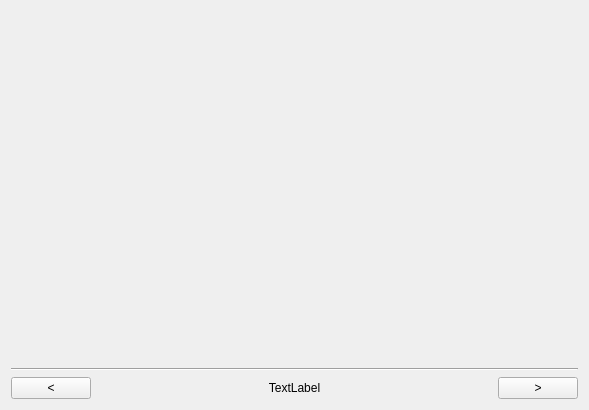
Above: Code/Mantid/MantidQt/CustomInterfaces/inc/MantidQtCustomInterfaces/Muon/ALCInterface.ui from mantidproject/mantid before the change. Below: the same form after it.
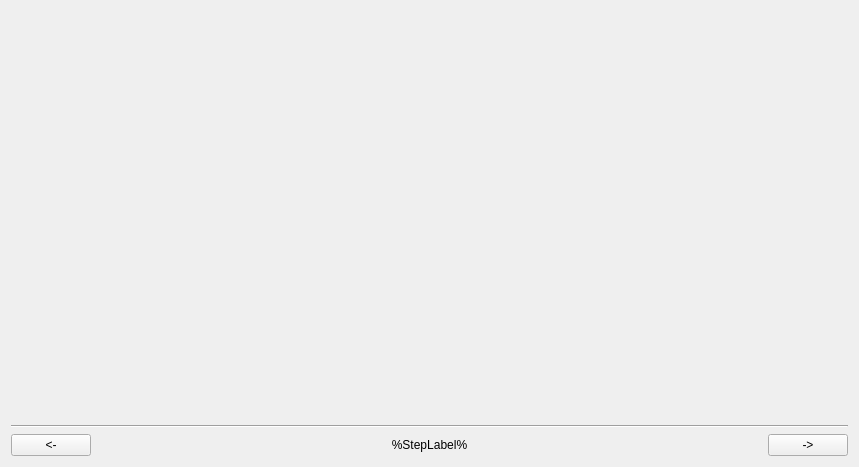
That is the form after the change.

```diff
--- a/Code/Mantid/MantidQt/CustomInterfaces/inc/MantidQtCustomInterfaces/Muon/ALCInterface.ui
+++ b/Code/Mantid/MantidQt/CustomInterfaces/inc/MantidQtCustomInterfaces/Muon/ALCInterface.ui
@@ -6,8 +6,8 @@
    <rect>
     <x>0</x>
     <y>0</y>
-    <width>589</width>
-    <height>410</height>
+    <width>859</width>
+    <height>467</height>
    </rect>
   </property>
   <property name="windowTitle">
@@ -36,7 +36,7 @@
      <item>
       <widget class="QPushButton" name="previousStep">
        <property name="text">
-        <string>&lt;</string>
+        <string>&lt;-</string>
        </property>
       </widget>
      </item>
@@ -49,7 +49,7 @@
         </sizepolicy>
        </property>
        <property name="text">
-        <string>TextLabel</string>
+        <string>%StepLabel%</string>
        </property>
        <property name="alignment">
         <set>Qt::AlignCenter</set>
@@ -59,7 +59,7 @@
      <item>
       <widget class="QPushButton" name="nextStep">
        <property name="text">
-        <string>&gt;</string>
+        <string>-&gt;</string>
        </property>
       </widget>
      </item>
```
